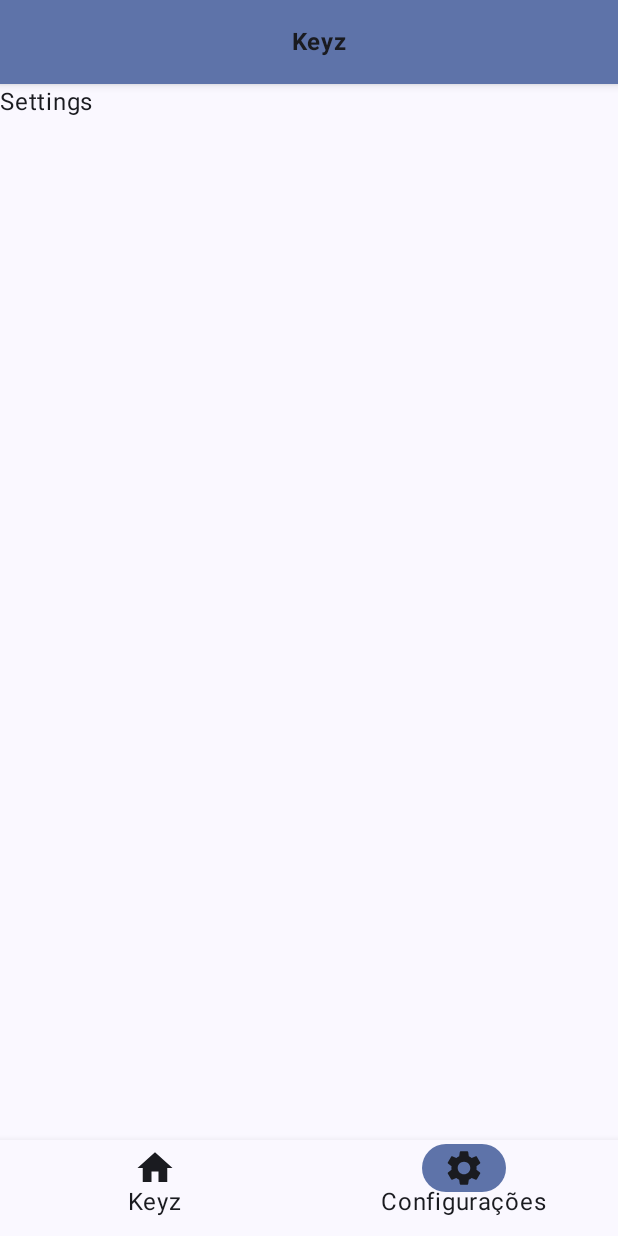
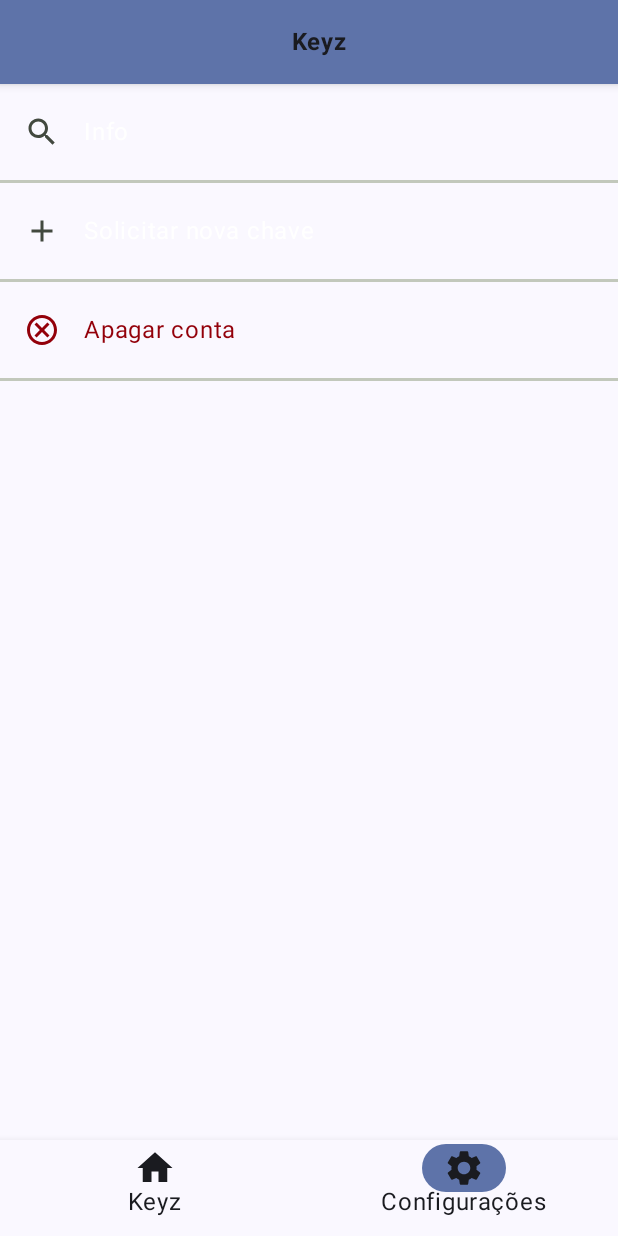
Before and after one commit to karlgama/contactless, an Android app built with Jetpack Compose: the SettingsScreen screen opened through its navigation route, on a phone screen of 412 x 824 dp. Run offline under Robolectric (Android 15) with nearby library versions, the phone set to English and light mode, and no system bars; our stand-ins replace Dagger/Hilt's generated code.

Commit message:
feat: settings screen

```diff
--- a/app/build.gradle
+++ b/app/build.gradle
@@ -79,6 +79,8 @@ dependencies {
     implementation("io.coil-kt:coil-svg:2.4.0")
     implementation("io.coil-kt:coil-compose:2.4.0")
 
+    //icons
+    implementation 'androidx.compose.material:material-icons-extended'
 
 
     // RETROFIT
--- a/app/src/main/java/impacta/contactless/features/settings/SettingsScreen.kt
+++ b/app/src/main/java/impacta/contactless/features/settings/SettingsScreen.kt
@@ -1,8 +1,21 @@
 package impacta.contactless.features.settings
 
+import androidx.compose.foundation.layout.Column
+import androidx.compose.foundation.layout.Row
+import androidx.compose.foundation.layout.padding
+import androidx.compose.material.icons.Icons
+import androidx.compose.material.icons.filled.Add
+import androidx.compose.material.icons.filled.Search
+import androidx.compose.material.icons.outlined.Cancel
+import androidx.compose.material3.Divider
+import androidx.compose.material3.Icon
 import androidx.compose.material3.Text
 import androidx.compose.runtime.Composable
+import androidx.compose.ui.Modifier
+import androidx.compose.ui.graphics.Color
+import androidx.compose.ui.graphics.vector.ImageVector
 import androidx.compose.ui.tooling.preview.Preview
+import androidx.compose.ui.unit.dp
 import androidx.navigation.NavController
 import impacta.contactless.ui.theme.KeyzTheme
 
@@ -11,7 +24,40 @@ import impacta.contactless.ui.theme.KeyzTheme
 fun SettingsScreen(
     navController: NavController? = null,
 ) {
-    Text("Settings")
+    val iconColor = Color(0XFF42493F)
+//    val textColor = Color(0xFF1A1C19)
+    val textColor = Color(0xFFFFFFFF)
+    val alertColor = Color(0xFF93000A)
+    Column {
+        IconTextRow(Icons.Default.Search, "Info", textColor, iconColor)
+        IconTextRow(Icons.Default.Add, "Solicitar nova chave", textColor, iconColor)
+        IconTextRow(Icons.Outlined.Cancel, "Apagar conta", alertColor, alertColor)
+    }
+}
+
+@Composable
+fun IconTextRow(
+    icon: ImageVector,
+    text: String,
+    textColor: Color,
+    iconColor: Color,
+) {
+    val grey = Color(0XFFC2C8BC)
+
+    Row(modifier = Modifier.padding(vertical = 20.dp)) {
+        Icon(
+            icon, contentDescription = null, tint = iconColor,
+            modifier = Modifier
+                .padding(start = 16.dp)
+        )
+        Text(
+            text, color = textColor,
+            modifier = Modifier
+                .padding(start = 16.dp)
+        )
+    }
+
+    Divider(color = grey, thickness = 2.dp)
 }
 
 @Preview(showBackground = true)
```
